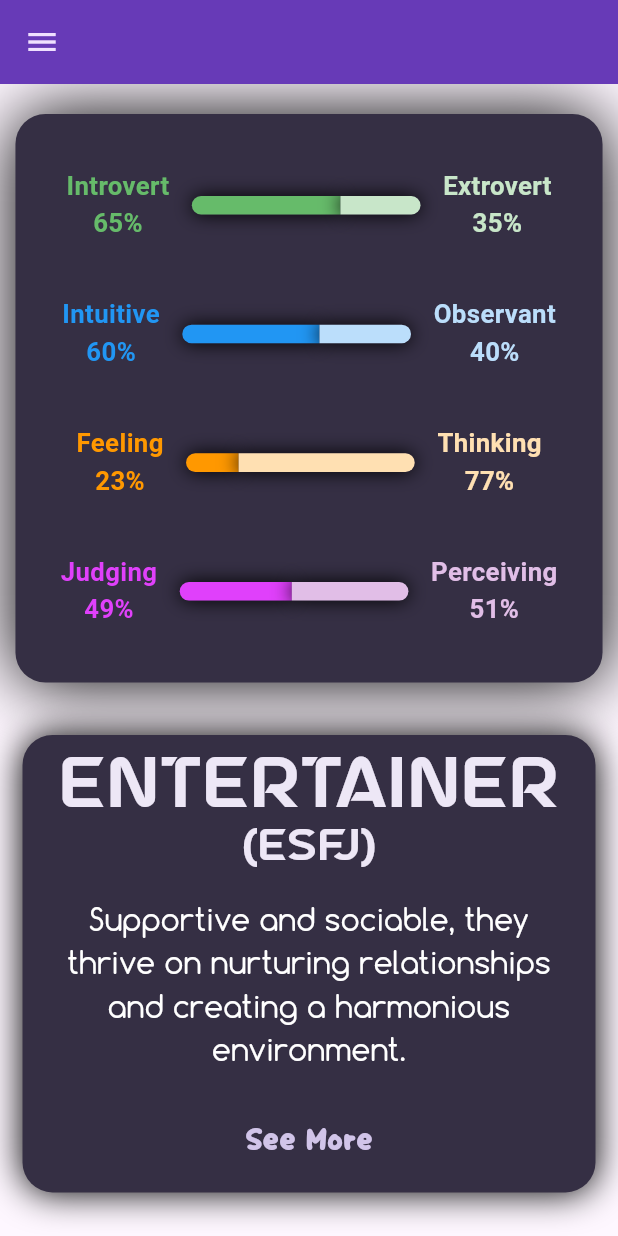
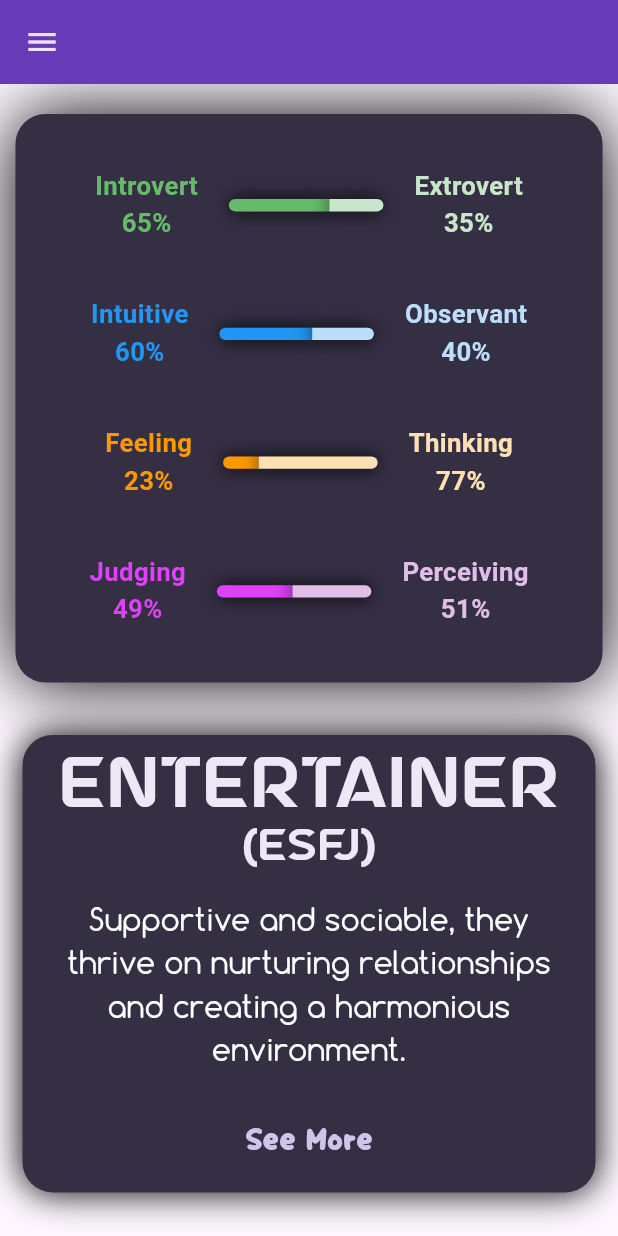
Before and after one commit to softengen/MBTI_Personality_App, a Flutter app: the resultPage screen opened directly, on a phone screen of 412 x 824 dp. Run offline on Flutter 3.47's test engine with Material 3 defaults, Android fonts, the phone set to English and light mode, and no system bars; our stand-ins replace cloud_firestore, firebase_auth, firebase_core, google_sign_in, top_snackbar_flutter; accounts and stored records are empty; Roboto replaces fonts that are missing (Times New Roman); project files that could hold a hidden picture were left out.

Commit message:
Fixed all known issues

```diff
--- a/lib/resultPage.dart
+++ b/lib/resultPage.dart
@@ -63,7 +63,7 @@ class resultPage extends StatelessWidget{
           children: [
             Center(child: LinearChart(percentage: percentage, )),
             Container(
-              height: h*.37,
+              height: h>w ? h*.37 : w*.37,
               width: w*.95,
               decoration: const BoxDecoration(color: Color(0xff352F44),
                   boxShadow: [BoxShadow(blurRadius: 20)],
--- a/lib/splashScreen.dart
+++ b/lib/splashScreen.dart
@@ -51,7 +51,7 @@ class _splashScreenState extends State<splashScreen> {
                 width: w * 0.3,
               ),
             ),
-            Center(
+            const Center(
               child: Text(
                 "Welcome",
                 style: TextStyle(
--- a/lib/testPage.dart
+++ b/lib/testPage.dart
@@ -164,10 +164,10 @@ class _testPgageState extends State<testPage> {
                     if (result.every((element) => element == 49)) {
                       result = [45, 39, 62, 41];
                     }
-                    personality_type += (result[0] > 50) ? "E" : "I";
-                    personality_type += (result[1] > 50) ? "S" : "N";
-                    personality_type += (result[2] > 50) ? "T" : "F";
-                    personality_type += (result[3] > 50) ? "P" : "J";
+                    personality_type += (result[0] > 50) ? "I" : "E";
+                    personality_type += (result[1] > 50) ? "N" : "S";
+                    personality_type += (result[2] > 50) ? "F" : "T";
+                    personality_type += (result[3] > 50) ? "J" : "P";
 
                     Navigator.pushReplacement(
                         context,
--- a/lib/widgets/NavChart.dart
+++ b/lib/widgets/NavChart.dart
@@ -21,9 +21,9 @@ class NavChart extends StatelessWidget {
     }
 
 
-    double barWidth = w*.5;
+    double barWidth = h>w ? w*.5 : w*.1;
     double barHeight = h*.008;
-    double space = w*.01;
+    double space = w*.01 ;
     Radius round = Radius.circular(barHeight*.5);
 
 
--- a/lib/widgets/chart.dart
+++ b/lib/widgets/chart.dart
@@ -14,8 +14,8 @@ class LinearChart extends StatelessWidget{
   Widget build(BuildContext context) {
     double w = MediaQuery.of(context).size.width,
         h = MediaQuery.of(context).size.height,
-        barWidth = w*.37,
-        barHeight = h*.015;
+        barWidth = w*.25,
+        barHeight = h*.01;
 
 
     Color color1 = colored ? Colors.green.shade400 : Colors.deepPurple.shade500;
@@ -32,7 +32,7 @@ class LinearChart extends StatelessWidget{
 
     return Container(
       margin: const EdgeInsets.only(top: 20 ,bottom: 20),
-      height: h*.01 * chartHeight,
+      height: h>w ? h*.01 * chartHeight : w*.01 * chartHeight,
       width: w*.95,
       decoration: BoxDecoration(
         boxShadow: colored ? [BoxShadow(blurRadius: 40)] : [BoxShadow(blurRadius: 10)] ,
@@ -48,7 +48,7 @@ class LinearChart extends StatelessWidget{
         mainAxisAlignment: MainAxisAlignment.spaceEvenly,
         children: [
           Padding(
-            padding: const EdgeInsets.only(left: 10, right: 10),
+            padding: EdgeInsets.symmetric(horizontal: w*.05),
             child: Row(
               mainAxisAlignment: MainAxisAlignment.center,
               children: [
@@ -58,7 +58,7 @@ class LinearChart extends StatelessWidget{
                   Text((percentage[0]).toString() + "%",style: txt.copyWith(color: color1),)
                 ],
               ),
-              const SizedBox(width: 15,),
+              SizedBox(width: w*.05,),
               Container(
                 width: (percentage[0]*barWidth*.01).toDouble(),
                 height : barHeight,
@@ -77,7 +77,7 @@ class LinearChart extends StatelessWidget{
 
                 ),
               ),
-              const SizedBox(width: 15,),
+              SizedBox(width: w*.05,),
               Column(
                 children: [
                   Text("Extrovert",style: txt.copyWith(color: color2),),
@@ -87,7 +87,7 @@ class LinearChart extends StatelessWidget{
             ],),
           ),
           Padding(
-            padding: const EdgeInsets.only(left: 10, right: 10),
+            padding: EdgeInsets.symmetric(horizontal: w*.05),
             child: Row(
               mainAxisAlignment: MainAxisAlignment.center,
               children: [
@@ -97,7 +97,7 @@ class LinearChart extends StatelessWidget{
                   Text((percentage[1]).toString() + "%",style: txt.copyWith(color: color3),)
                 ],
               ),
-              const SizedBox(width: 15,),
+              SizedBox(width: w*.05,),
               Container(
                 width: (percentage[1]*barWidth*.01).toDouble(),
                 height : barHeight,
@@ -114,7 +114,7 @@ class LinearChart extends StatelessWidget{
                     boxShadow: const [BoxShadow(blurRadius: 10,blurStyle: BlurStyle.outer)]
                 ),
               ),
-              const SizedBox(width: 15,),
+              SizedBox(width: w*.05,),
               Column(
                 children: [
                   Text("Observant",style: txt.copyWith(color: color4),),
@@ -124,7 +124,7 @@ class LinearChart extends StatelessWidget{
             ],),
           ),
           Padding(
-            padding: const EdgeInsets.only(left: 10, right: 10),
+            padding: EdgeInsets.symmetric(horizontal: w*.05),
             child: Row(
               mainAxisAlignment: MainAxisAlignment.center,
               children: [
@@ -134,7 +134,7 @@ class LinearChart extends StatelessWidget{
                   Text((percentage[2]).toString() + "%",style: txt.copyWith(color: color5),)
                 ],
               ),
-              const SizedBox(width: 15,),
+              SizedBox(width: w*.05,),
               Container(
                 width: (percentage[2]*barWidth*.01).toDouble(),
                 height : barHeight,
@@ -151,7 +151,7 @@ class LinearChart extends StatelessWidget{
                     boxShadow: const [BoxShadow(blurRadius: 10,blurStyle: BlurStyle.outer)]
                 ),
               ),
-              const SizedBox(width: 15,),
+              SizedBox(width: w*.05,),
               Column(
                 children: [
                   Text("Thinking",style: txt.copyWith(color: color6),),
@@ -161,7 +161,7 @@ class LinearChart extends StatelessWidget{
             ],),
           ),
           Padding(
-            padding: const EdgeInsets.only(left: 10, right: 10),
+            padding: EdgeInsets.symmetric(horizontal: w*.05),
             child: Row(
               mainAxisAlignment: MainAxisAlignment.center,
               children: [
@@ -171,7 +171,7 @@ class LinearChart extends StatelessWidget{
                   Text((percentage[3]).toString() + "%",style: txt.copyWith(color: color7),)
                 ],
               ),
-              const SizedBox(width: 15,),
+              SizedBox(width: w*.05,),
               Container(
                 width: (percentage[3]*barWidth*.01).toDouble(),
                 height : barHeight,
@@ -188,7 +188,7 @@ class LinearChart extends StatelessWidget{
                     boxShadow: const [BoxShadow(blurRadius: 10,blurStyle: BlurStyle.outer)]
                 ),
               ),
-              const SizedBox(width: 15,),
+              SizedBox(width: w*.05,),
               Column(
                 children: [
                   Text("Perceiving",style: txt.copyWith(color: color8),),
```
